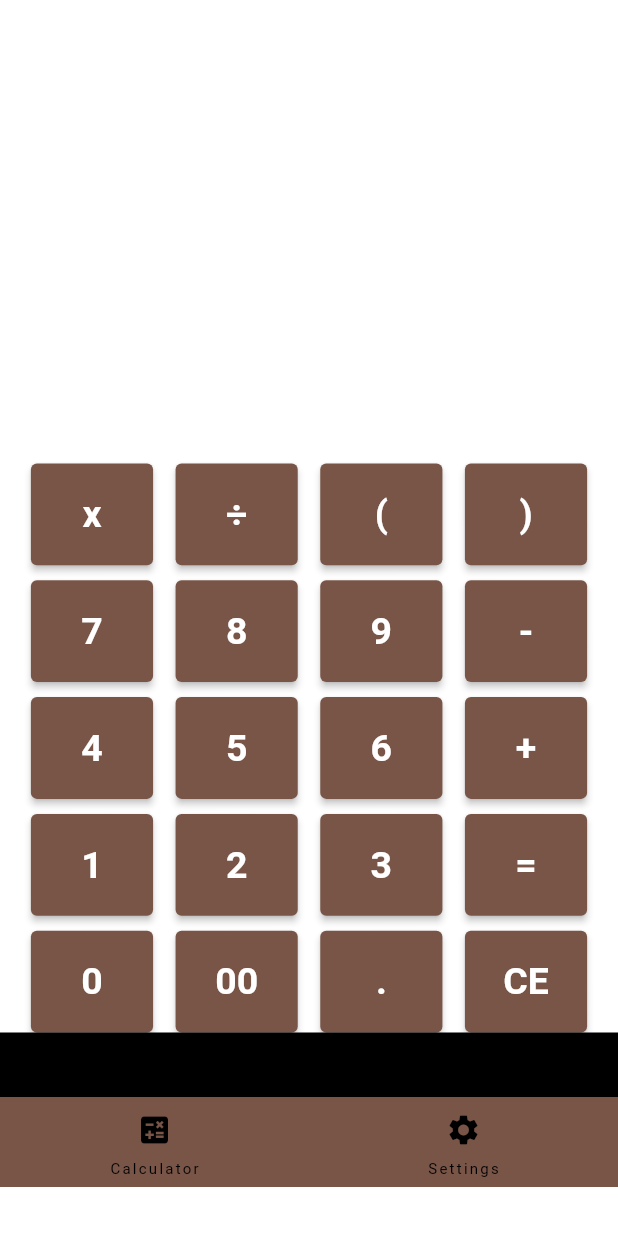
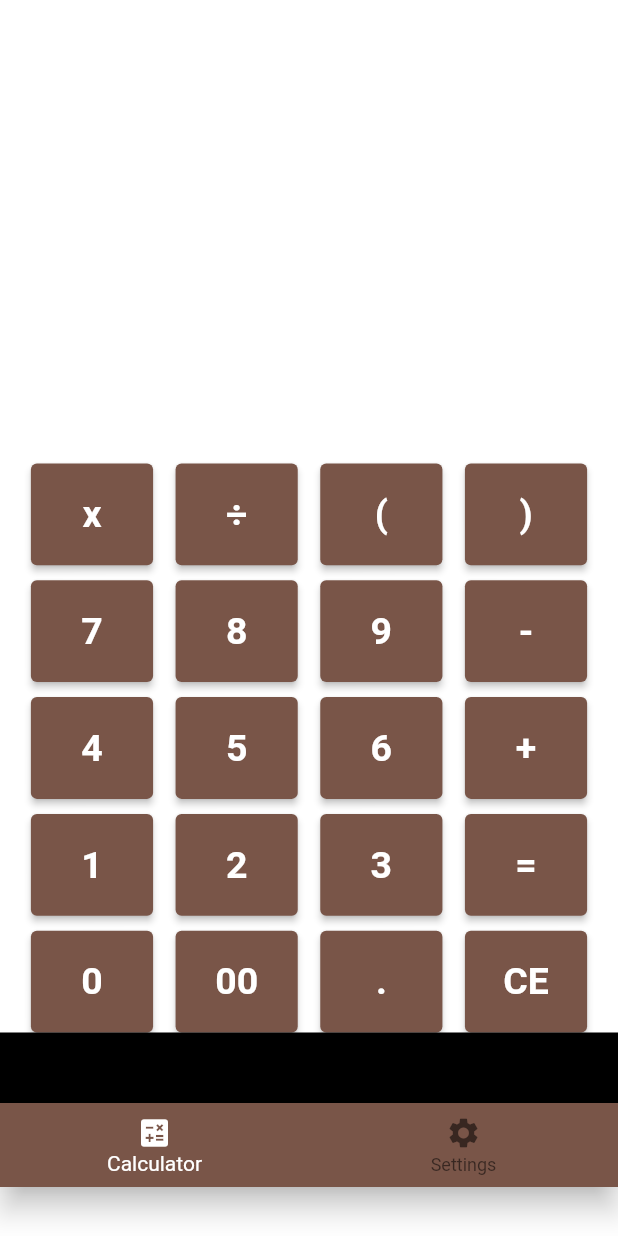
Before and after one commit to Kara-Zor-El/Flutter-Learning, a Flutter app: the screen it shows after launch, after a tap on an icon or button, on a phone screen of 412 x 824 dp. Run offline on Flutter 3.47's test engine with Material 2 defaults, Android fonts, the phone set to English and light mode, and no system bars.

Commit message:
Exported navbar into its own file

```diff
--- a/calculator_app/lib/main.dart
+++ b/calculator_app/lib/main.dart
@@ -35,59 +35,29 @@ class _MyCalculatorAppState extends State<MyCalculatorApp> {
       return Column(
         children: [
           const Calculator(),
-          SizedBox(
-            width: MediaQuery.of(context).size.width,
-            height: MediaQuery.of(context).size.height / 8,
-            child: Scaffold(
-              bottomNavigationBar: NavigationBar(
-                backgroundColor: Colors.brown,
-                height: 60,
-                onDestinationSelected: (index) =>
-                    setState(() => this.index = index),
-                destinations: const [
-                  NavigationDestination(
-                    icon: Icon(Icons.calculate),
-                    label: "Calculator",
-                  ),
-                  NavigationDestination(
-                    icon: Icon(Icons.settings),
-                    label: "Settings",
-                  ),
-                ],
-              ),
-            ),
-          )
+          MyNavbar(
+            onClick: changeSceneIndex,
+            curIndex: index,
+          ),
         ],
       );
     } else if (index == 1) {
       return Column(
         children: [
-          Text("Welcome to the settings screen"),
-          SizedBox(
-            width: MediaQuery.of(context).size.width,
-            height: MediaQuery.of(context).size.height / 8,
-            child: Scaffold(
-              bottomNavigationBar: NavigationBar(
-                backgroundColor: Colors.brown,
-                height: 60,
-                onDestinationSelected: (index) =>
-                    setState(() => this.index = index),
-                destinations: const [
-                  NavigationDestination(
-                    icon: Icon(Icons.calculate),
-                    label: "Calculator",
-                  ),
-                  NavigationDestination(
-                    icon: Icon(Icons.settings),
-                    label: "Settings",
-                  ),
-                ],
-              ),
-            ),
-          )
+          const Text("Welcome to the settings screen"),
+          MyNavbar(
+            onClick: changeSceneIndex,
+            curIndex: index,
+          ),
         ],
       );
     }
     return Container();
   }
+
+  void changeSceneIndex(int newIndex) {
+    setState(() {
+      index = newIndex;
+    });
+  }
 }
--- a/calculator_app/lib/navbar.dart
+++ b/calculator_app/lib/navbar.dart
@@ -1,31 +1,34 @@
-// import 'package:flutter/material.dart';
-// import './main.dart';
+import 'package:flutter/material.dart';
+import './main.dart';
 
-// class MyNavbar extends StatelessWidget {
-//   const MyNavbar({super.key});
+class MyNavbar extends StatelessWidget {
+  final int curIndex;
+  final ValueChanged<int> onClick;
+  const MyNavbar({super.key, required this.curIndex, required this.onClick});
 
-//   @override
-//   Widget build(BuildContext context) {
-//     return SizedBox(
-//       width: MediaQuery.of(context).size.width,
-//       height: MediaQuery.of(context).size.height / 8,
-//       child: Scaffold(
-//         bottomNavigationBar: NavigationBar(
-//           backgroundColor: Colors.brown,
-//           height: 60,
-//           destinations: const [
-//             NavigationDestination(
-//               icon: Icon(Icons.calculate),
-//               label: "Calculator",
-//             ),
-//             NavigationDestination(
-//               icon: Icon(Icons.settings),
-//               label: "Settings",
-//             ),
-//           ],
-//         ),
-//       ),
-//     );
-//   }
-// }
-// Gonna put navbar in an another file later, having some trouble rn.
+  @override
+  Widget build(BuildContext context) {
+    return SizedBox(
+      width: MediaQuery.of(context).size.width,
+      height: MediaQuery.of(context).size.height / 8,
+      child: Scaffold(
+        bottomNavigationBar: BottomNavigationBar(
+          backgroundColor: Colors.brown,
+          selectedItemColor: Colors.white,
+          currentIndex: curIndex,
+          onTap: onClick,
+          items: const [
+            BottomNavigationBarItem(
+              icon: Icon(Icons.calculate),
+              label: "Calculator",
+            ),
+            BottomNavigationBarItem(
+              icon: Icon(Icons.settings),
+              label: "Settings",
+            ),
+          ],
+        ),
+      ),
+    );
+  }
+}
```
